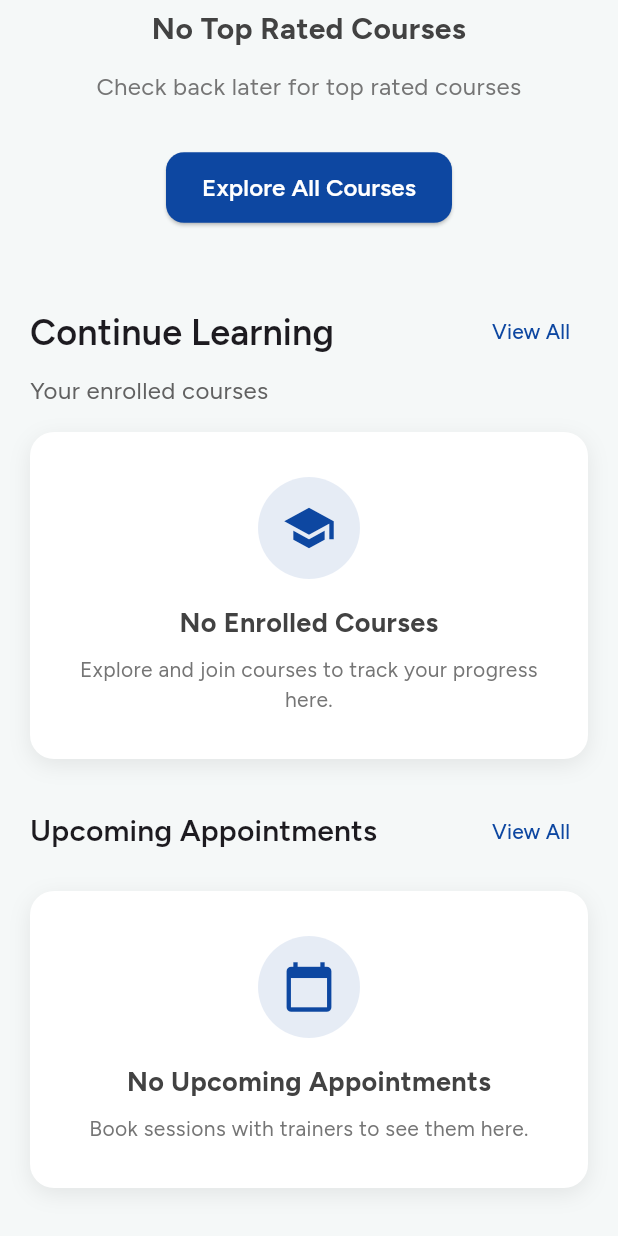
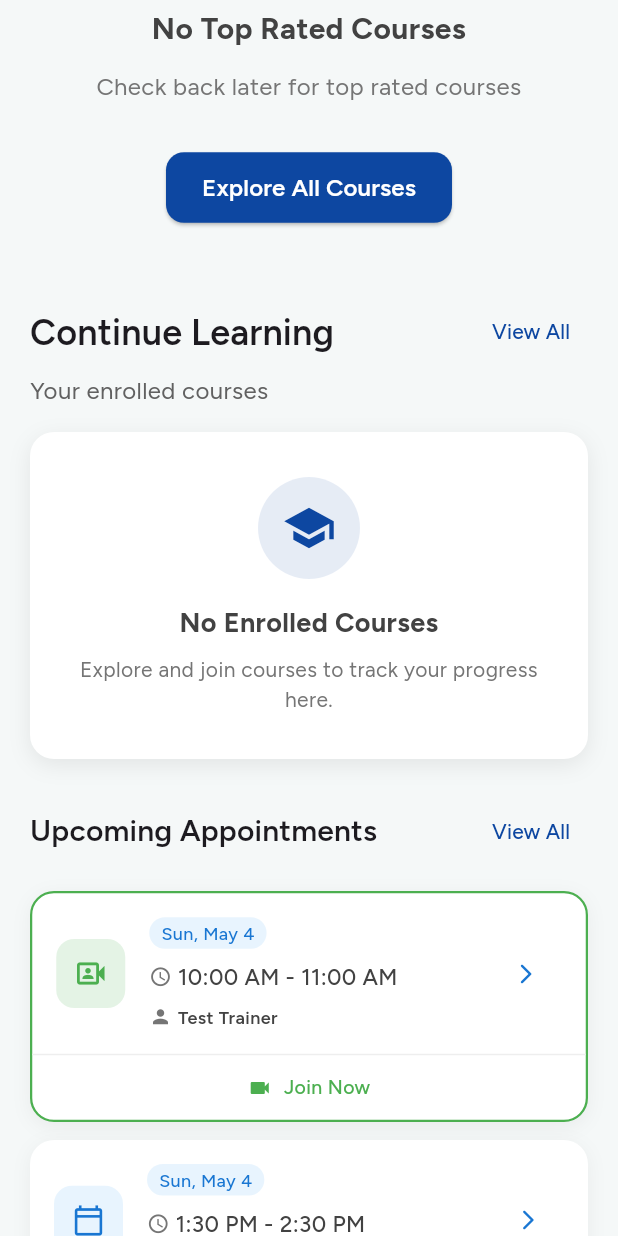
Before and after one commit to flappyBirdBol-anon/code-bolanon-mobile, a Flutter app: the LearnerHomeView screen opened by its route, scrolled down 1606 dp, on a phone screen of 412 x 824 dp. Run offline on Flutter 3.47's test engine with Material 3 defaults, Android fonts, the phone set to English and light mode, and no system bars; our stand-ins replace cached_network_image, carousel_slider, data_table_2, dio, file_picker, fl_chart and 21 more; missing offline and left inert: animated_svg, docx_viewer, excel, flutter_pdfview, flutter_stripe, media_kit and 3 more; accounts and stored records are empty; network calls fail; project files that could hold a hidden picture were left out.

Commit message:
fix dashboard UI and fuctionality issue

```diff
--- a/lib/ui/common/widgets/courses_list_item.dart
+++ b/lib/ui/common/widgets/courses_list_item.dart
@@ -265,8 +265,7 @@ class CoursesListItem extends StatelessWidget {
             icon: Icons.book,
             iconColor: Colors.blue[700]!.withOpacity(0.8),
             backgroundColor: Colors.blue[50]!,
-            label:
-                '${course.lessonCount ?? course.lessons} ${isCarouselItem ? 'lessons' : 'lessons'}',
+            label: '${course.lessonCount ?? course.lessons}',
             isCompact: isCarouselItem,
           ),
           const SizedBox(width: 8),
--- a/lib/ui/views/learner_home/learner_home_view.dart
+++ b/lib/ui/views/learner_home/learner_home_view.dart
@@ -380,10 +380,11 @@ class LearnerHomeView extends StackedView<LearnerHomeViewModel> {
                     isDark: isDark,
                   )
                 : SizedBox(
-                    height: 250,
-                    child: CarouselSlider.builder(
+                    height: 245,
+                    child: ListView.builder(
+                      scrollDirection: Axis.horizontal,
                       itemCount: viewModel.recommendedCourses.length,
-                      itemBuilder: (context, index, realIndex) {
+                      itemBuilder: (context, index) {
                         final course = viewModel.recommendedCourses[index];
                         final apiCourse = api_model.CourseModel(
                           id: (index + 1).toString(),
@@ -399,31 +400,19 @@ class LearnerHomeView extends StackedView<LearnerHomeViewModel> {
                           lessonCount: course.totalLessons,
                         );
 
-                        return CoursesListItem(
+                        return Container(
+                          width: 220,
+                          margin: const EdgeInsets.only(right: 16),
+                          child: CoursesListItem(
                             course: apiCourse,
                             onTap: () => viewModel.openCourse(course.title),
                             imageService: viewModel.imageService,
                             showStatus: false,
                             showControls: false,
                             tags: course.tags,
-                          isCarouselItem: true,
+                          ),
                         );
                       },
-                      options: CarouselOptions(
-                        height: 350,
-                        viewportFraction: 0.52,
-                        autoPlay: true,
-                        enableInfiniteScroll:
-                            viewModel.recommendedCourses.length > 1,
-                        padEnds: true,
-                        initialPage: 0,
-                        pauseAutoPlayOnTouch: true,
-                        enlargeCenterPage: true,
-                        autoPlayInterval: const Duration(seconds: 6),
-                        autoPlayAnimationDuration:
-                            const Duration(milliseconds: 800),
-                        autoPlayCurve: Curves.fastOutSlowIn,
-                      ),
                     ),
                   ),
       ],
@@ -461,10 +450,11 @@ class LearnerHomeView extends StackedView<LearnerHomeViewModel> {
                     isDark: isDark,
                   )
                 : SizedBox(
-                    height: 250,
-                    child: CarouselSlider.builder(
+                    height: 245,
+                    child: ListView.builder(
+                      scrollDirection: Axis.horizontal,
                       itemCount: viewModel.topRatedCourses.length,
-                      itemBuilder: (context, index, realIndex) {
+                      itemBuilder: (context, index) {
                         final course = viewModel.topRatedCourses[index];
                         final apiCourse = api_model.CourseModel(
                           id: (index + 100).toString(),
@@ -480,31 +470,19 @@ class LearnerHomeView extends StackedView<LearnerHomeViewModel> {
                           lessonCount: course.totalLessons,
                         );
 
-                        return CoursesListItem(
+                        return Container(
+                          width: 220,
+                          margin: const EdgeInsets.only(right: 16),
+                          child: CoursesListItem(
                             course: apiCourse,
                             onTap: () => viewModel.openCourse(course.title),
                             imageService: viewModel.imageService,
                             showStatus: false,
                             showControls: false,
                             tags: course.tags,
-                          isCarouselItem: true,
+                          ),
                         );
                       },
-                      options: CarouselOptions(
-                        height: 350,
-                        viewportFraction: 0.52,
-                        autoPlay: true,
-                        enableInfiniteScroll:
-                            viewModel.topRatedCourses.length > 1,
-                        padEnds: true,
-                        initialPage: 0,
-                        pauseAutoPlayOnTouch: true,
-                        enlargeCenterPage: true,
-                        autoPlayInterval: const Duration(seconds: 6),
-                        autoPlayAnimationDuration:
-                            const Duration(milliseconds: 800),
-                        autoPlayCurve: Curves.fastOutSlowIn,
-                      ),
                     ),
                   ),
       ],
@@ -673,16 +651,6 @@ class LearnerHomeView extends StackedView<LearnerHomeViewModel> {
                   mainAxisAlignment: MainAxisAlignment.end,
                   crossAxisAlignment: CrossAxisAlignment.start,
                   children: [
-                    // Instructor info chip with better contrast
-                    Container(
-                      padding: const EdgeInsets.symmetric(
-                          horizontal: 8, vertical: 4),
-                      decoration: BoxDecoration(
-                        color: Colors.black.withOpacity(0.7),
-                        borderRadius: BorderRadius.circular(12),
-                      ),
-                    ),
-                    const SizedBox(height: 8),
                     // Course title with better contrast
                     Text(
                       course.title,
@@ -858,21 +826,17 @@ class LearnerHomeView extends StackedView<LearnerHomeViewModel> {
                     isDark,
                     cardColor,
                   )
-                : ListView.builder(
-                    physics: const NeverScrollableScrollPhysics(),
-                    shrinkWrap: true,
-                    itemCount: viewModel.registeredCourses.length > 2
-                        ? 2
-                        : viewModel.registeredCourses.length,
+                : SizedBox(
+                    height: 280, // Increased height to avoid overflow
+                    child: ListView.builder(
+                      scrollDirection: Axis.horizontal,
+                      itemCount: viewModel.registeredCourses.length,
                       itemBuilder: (context, index) {
                         final course = viewModel.registeredCourses[index];
-
                         // Calculate progress from the viewModel
                         final progress = viewModel.computeProgress(course);
-
                         // Get tags from the viewModel
                         final tags = viewModel.getCourseTags(course);
-
                         // Count lessons from the registration data
                         int actualLessonCount = 0;
                         if (course.registration?.progress != null) {
@@ -887,20 +851,24 @@ class LearnerHomeView extends StackedView<LearnerHomeViewModel> {
                           actualLessonCount =
                               course.lessonCount ?? course.lessons ?? 0;
                         }
-
                         // Only show reviews if they exist and are greater than zero
                         final hasReviews =
                             course.reviews > 0 && course.rating > 0;
-
                         return AnimationConfiguration.staggeredList(
                           position: index,
                           duration: const Duration(milliseconds: 375),
                           child: SlideAnimation(
                             verticalOffset: 30.0,
                             child: FadeInAnimation(
+                              child: Container(
+                                width: 220, // Fixed width to match other cards
+                                margin: const EdgeInsets.only(right: 16),
                                 child: CustomLearnerCourseCard(
                                   title: course.title,
-                              description: course.description,
+                                  description: course.description.length > 15
+                                      ? "${course.description.substring(0, 15)}..."
+                                      : course
+                                          .description, // Shorter truncation to prevent overflow
                                   thumbnail: course.imageUrl,
                                   progress: progress,
                                   rating: course.rating,
@@ -916,8 +884,10 @@ class LearnerHomeView extends StackedView<LearnerHomeViewModel> {
                                 ),
                               ),
                             ),
+                          ),
                         );
                       },
+                    ),
                   ),
       ],
     );
@@ -927,6 +897,23 @@ class LearnerHomeView extends StackedView<LearnerHomeViewModel> {
       LearnerHomeViewModel viewModel, ThemeData theme, TextStyle headingStyle) {
     final isDark = theme.brightness == Brightness.dark;
     final cardColor = isDark ? const Color(0xFF1E293B) : Colors.white;
+
+    // Debug print to check appointments
+    debugPrint(
+        "DEBUGGING APPOINTMENTS: Total in viewModel: ${viewModel.upcomingSessions.length}");
+    for (var app in viewModel.upcomingSessions) {
+      debugPrint(
+          "Appointment ID: ${app.id}, Status: ${app.status}, Start: ${app.startAt}, End: ${app.endAt}");
+    }
+
+    // Directly use upcomingSessions from viewModel to show all upcoming sessions
+    final upcomingAppointments =
+        viewModel.upcomingSessions.where((appointment) {
+      return appointment.status.toLowerCase() != 'completed' &&
+          appointment.status.toLowerCase() != 'cancelled';
+    }).toList();
+
+    debugPrint("Filtered appointments count: ${upcomingAppointments.length}");
 
     return Column(
       crossAxisAlignment: CrossAxisAlignment.start,
@@ -953,7 +940,7 @@ class LearnerHomeView extends StackedView<LearnerHomeViewModel> {
         const SizedBox(height: 16),
         viewModel.isLoading
             ? _buildAppointmentShimmer(isDark)
-            : viewModel.upcomingSessions.isEmpty
+            : upcomingAppointments.isEmpty
                 ? _buildEmptyCard(
                     "No Upcoming Appointments",
                     "Book sessions with trainers to see them here.",
@@ -964,11 +951,11 @@ class LearnerHomeView extends StackedView<LearnerHomeViewModel> {
                 : ListView.builder(
                     physics: const NeverScrollableScrollPhysics(),
                     shrinkWrap: true,
-                    itemCount: viewModel.upcomingSessions.length > 3
+                    itemCount: upcomingAppointments.length > 3
                         ? 3
-                        : viewModel.upcomingSessions.length,
+                        : upcomingAppointments.length,
                     itemBuilder: (context, index) {
-                      final appointment = viewModel.upcomingSessions[index];
+                      final appointment = upcomingAppointments[index];
 
                       // Format date properly using datetime formatter
                       final DateFormat dateFormat = DateFormat('E, MMM d');
@@ -984,10 +971,7 @@ class LearnerHomeView extends StackedView<LearnerHomeViewModel> {
                       // Check if appointment is ongoing
                       final now = DateTime.now();
                       final isOngoing = now.isAfter(appointment.startAt) &&
-                          now.isBefore(appointment.endAt) &&
-                          appointment.status.toLowerCase() != 'completed';
-                      final isCompleted =
-                          appointment.status.toLowerCase() == 'completed';
+                          now.isBefore(appointment.endAt);
 
                       // Check if appointment is today
                       final isToday = appointment.startAt.day ==
@@ -1023,33 +1007,18 @@ class LearnerHomeView extends StackedView<LearnerHomeViewModel> {
                                   Container(
                                     padding: const EdgeInsets.all(12),
                                     decoration: BoxDecoration(
-                                      color: isCompleted
-                                          ? (isDark
-                                              ? const Color(0xFF10B981)
-                                                  .withOpacity(0.15)
-                                              : const Color(0xFF10B981)
-                                                  .withOpacity(0.1))
-                                          : isOngoing
+                                      color: isOngoing
                                           ? Colors.green.withOpacity(0.15)
                                           : (isDark
-                                                  ? Colors.blue
-                                                      .withOpacity(0.15)
-                                                  : Colors.blue
-                                                      .withOpacity(0.1)),
+                                              ? Colors.blue.withOpacity(0.15)
+                                              : Colors.blue.withOpacity(0.1)),
                                       borderRadius: BorderRadius.circular(12),
                                     ),
                                     child: Icon(
-                                      isCompleted
-                                          ? Icons.check_circle_outline_rounded
-                                          : isOngoing
-                                              ? Icons
-                                                  .video_camera_front_outlined
+                                      isOngoing
+                                          ? Icons.video_camera_front_outlined
                                           : Icons.calendar_today_outlined,
-                                      color: isCompleted
-                                          ? (isDark
-                                              ? Colors.greenAccent[200]
-                                              : const Color(0xFF10B981))
-                                          : isOngoing
+                                      color: isOngoing
                                           ? Colors.green
                                           : (isDark
                                               ? Colors.white
@@ -1153,8 +1122,8 @@ class LearnerHomeView extends StackedView<LearnerHomeViewModel> {
                               ),
                             ),
 
-                            // Add join button for today's sessions
-                            if (isToday) ...[
+                            // Show join button for ongoing or today's sessions
+                            if (isOngoing || isToday) ...[
                               Divider(
                                 height: 1,
                                 thickness: 1,
@@ -1180,7 +1149,7 @@ class LearnerHomeView extends StackedView<LearnerHomeViewModel> {
                                       ),
                                       const SizedBox(width: 8),
                                       Text(
-                                        'Join Now',
+                                        isOngoing ? 'Join Now' : 'View Details',
                                         style: GoogleFonts.figtree(
                                           fontSize: 13,
                                           fontWeight: FontWeight.w500,
--- a/lib/ui/views/learner_home/learner_home_viewmodel.dart
+++ b/lib/ui/views/learner_home/learner_home_viewmodel.dart
@@ -214,51 +214,43 @@ class LearnerHomeViewModel extends AppBaseViewModel {
       debugPrint('SERVICE: Loaded ${appointments.length} appointments');
 
       if (appointments.isNotEmpty) {
-        // Only exclude completed and cancelled appointments
-        final upcomingAppointments = appointments
-            .where((appointment) =>
-                appointment.status.toLowerCase() != 'completed' &&
-                appointment.status.toLowerCase() != 'cancelled')
+        // Include ALL appointments except completed and cancelled
+        final filteredAppointments = appointments
+            .where(
+                (appointment) => appointment.status.toLowerCase() == 'ongoing')
             .toList();
 
         debugPrint(
-            'Filtered to ${upcomingAppointments.length} valid appointments');
+            'Filtered to ${filteredAppointments.length} active appointments');
 
         // Sort by date (closest first)
-        upcomingAppointments.sort((a, b) => a.startAt.compareTo(b.startAt));
+        filteredAppointments.sort((a, b) => a.startAt.compareTo(b.startAt));
 
-        _upcomingSessions.addAll(upcomingAppointments);
+        _upcomingSessions.addAll(filteredAppointments);
 
         // Force a UI refresh
         notifyListeners();
 
         debugPrint('Added ${_upcomingSessions.length} appointments to UI');
+
+        // DEBUG - Print each appointment
+        for (var app in _upcomingSessions) {
+          debugPrint('APPOINTMENT: ID=${app.id}, Status=${app.status}, '
+              'Start=${app.startAt}, End=${app.endAt}, '
+              'Trainer=${app.trainer?.fullName ?? "Unknown"}');
+        }
       } else {
         debugPrint('NO APPOINTMENTS FROM SERVICE - Creating test appointments');
-        // In debug mode, always create test appointments if none were returned
-        if (isDebugMode()) {
-          _createTestAppointments();
-        }
+        // Always create test appointments for debugging
+        _createTestAppointments();
       }
 
       debugPrint('============= APPOINTMENTS DEBUG END =============');
     } catch (e) {
       debugPrint('ERROR LOADING APPOINTMENTS: $e');
-      // In case of error, create test appointments for UI testing
-      if (isDebugMode()) {
-        _createTestAppointments();
-      }
+      // In case of error, always create test appointments
+      _createTestAppointments();
     }
-  }
-
-  // Helper to detect if we're in debug mode
-  bool isDebugMode() {
-    bool debugMode = false;
-    assert(() {
-      debugMode = true;
-      return true;
-    }());
-    return debugMode;
   }
 
   // For testing only - creates fake appointments
@@ -278,26 +270,41 @@ class LearnerHomeViewModel extends AppBaseViewModel {
       role: "trainer", // Adding required role field
     );
 
-    // Create two test appointments
+    // Create multiple test appointments
     final now = DateTime.now();
 
-    // Appointment today
+    // Appointment happening now (ongoing)
     _upcomingSessions.add(AppointmentModel(
       id: 1001,
       trainerId: 999,
       trainer: testTrainer,
       learnerId: 1,
       status: 'booked',
-      startAt: now.add(const Duration(hours: 2)),
-      endAt: now.add(const Duration(hours: 3)),
+      startAt: now.subtract(const Duration(minutes: 30)),
+      endAt: now.add(const Duration(minutes: 30)),
       price: 100.0,
       gmeetLink: 'https://meet.google.com/test',
-      contextDetails: 'Test session', // Adding required contextDetails field
+      contextDetails:
+          'Ongoing test session', // Adding required contextDetails field
+    ));
+
+    // Appointment today (upcoming)
+    _upcomingSessions.add(AppointmentModel(
+      id: 1002,
+      trainerId: 999,
+      trainer: testTrainer,
+      learnerId: 1,
+      status: 'booked',
+      startAt: now.add(const Duration(hours: 3)),
+      endAt: now.add(const Duration(hours: 4)),
+      price: 100.0,
+      gmeetLink: 'https://meet.google.com/test2',
+      contextDetails: 'Upcoming today session',
     ));
 
     // Appointment tomorrow
     _upcomingSessions.add(AppointmentModel(
-      id: 1002,
+      id: 1003,
       trainerId: 999,
       trainer: testTrainer,
       learnerId: 1,
@@ -305,13 +312,19 @@ class LearnerHomeViewModel extends AppBaseViewModel {
       startAt: now.add(const Duration(days: 1, hours: 2)),
       endAt: now.add(const Duration(days: 1, hours: 3)),
       price: 100.0,
-      gmeetLink: 'https://meet.google.com/test2',
-      contextDetails:
-          'Follow-up session', // Adding required contextDetails field
+      gmeetLink: 'https://meet.google.com/test3',
+      contextDetails: 'Tomorrow session',
     ));
 
     // Notify listeners to update UI
     notifyListeners();
+
+    // Debug print created appointments
+    debugPrint('Created ${_upcomingSessions.length} test appointments');
+    for (var app in _upcomingSessions) {
+      debugPrint('TEST APPOINTMENT: ID=${app.id}, Status=${app.status}, '
+          'Start=${app.startAt}, End=${app.endAt}');
+    }
   }
 
   // Use the LearnerCoursesViewModel's computeProgress method for real progress
```
Also changed, not shown: lib/ui/views/course_details/course_details_view.dart (+19 -0 lines), lib/ui/views/learner_courses/learner_courses_view.dart (+42 -3 lines). Lines whose indentation alone changed are shown as unchanged.
